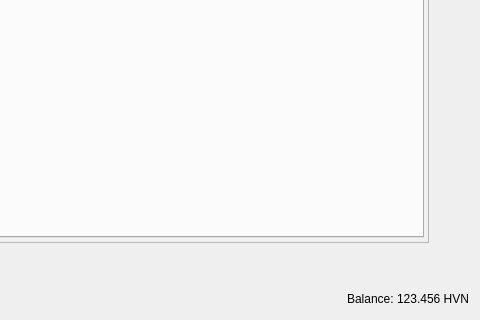
First picture: the form in src/qt/forms/restrictedassetsdialog.ui, repository HiveProject2021/Hivecoin, before the edit; both pictures show x 688 to 1168 and y 680 to 1000 of the 1168 by 1000 pixel window.
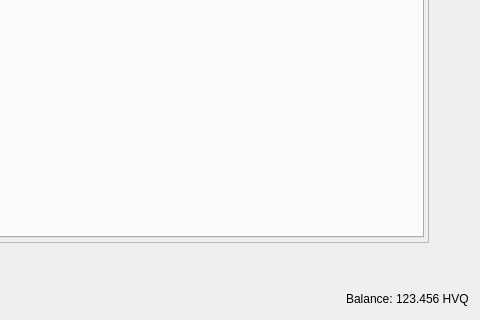
Second picture: the form after the edit.

```diff
--- a/src/qt/forms/restrictedassetsdialog.ui
+++ b/src/qt/forms/restrictedassetsdialog.ui
@@ -281,7 +281,7 @@
         <cursorShape>IBeamCursor</cursorShape>
        </property>
        <property name="text">
-        <string notr="true">123.456 HVN</string>
+        <string notr="true">123.456 HVQ</string>
        </property>
        <property name="textInteractionFlags">
         <set>Qt::LinksAccessibleByMouse|Qt::TextSelectableByKeyboard|Qt::TextSelectableByMouse</set>
```
